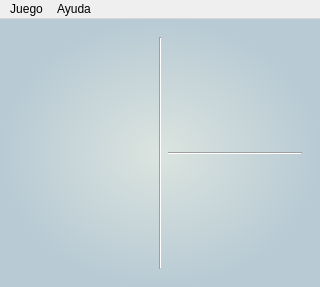
Joscart/Juego-OCA, file mainwindow.ui: the form before one commit.
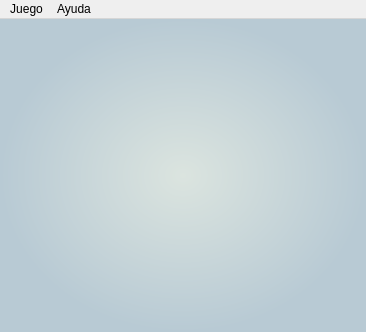
The form after the commit. The open tabs and pages were chosen to show the change. Icons and pictures are not drawn.

The edit to the form file:
```diff
--- a/mainwindow.ui
+++ b/mainwindow.ui
@@ -9,8 +9,8 @@
    <rect>
     <x>0</x>
     <y>0</y>
-    <width>320</width>
-    <height>287</height>
+    <width>366</width>
+    <height>332</height>
    </rect>
   </property>
   <property name="sizePolicy">
@@ -65,7 +65,64 @@
       <property name="currentIndex">
        <number>1</number>
       </property>
-      <widget class="QWidget" name="page"/>
+      <widget class="QWidget" name="Inicio">
+       <layout class="QVBoxLayout" name="verticalLayout_4">
+        <item>
+         <widget class="QLabel" name="lblEasterEgg">
+          <property name="text">
+           <string/>
+          </property>
+         </widget>
+        </item>
+        <item>
+         <spacer name="verticalSpacer">
+          <property name="orientation">
+           <enum>Qt::Vertical</enum>
+          </property>
+          <property name="sizeHint" stdset="0">
+           <size>
+            <width>20</width>
+            <height>167</height>
+           </size>
+          </property>
+         </spacer>
+        </item>
+        <item>
+         <layout class="QHBoxLayout" name="horizontalLayout_2">
+          <item>
+           <widget class="QPushButton" name="btnEasterEgg">
+            <property name="sizePolicy">
+             <sizepolicy hsizetype="Minimum" vsizetype="Minimum">
+              <horstretch>0</horstretch>
+              <verstretch>0</verstretch>
+             </sizepolicy>
+            </property>
+            <property name="text">
+             <string/>
+            </property>
+            <property name="flat">
+             <bool>true</bool>
+            </property>
+           </widget>
+          </item>
+          <item>
+           <spacer name="horizontalSpacer">
+            <property name="orientation">
+             <enum>Qt::Horizontal</enum>
+            </property>
+            <property name="sizeHint" stdset="0">
+             <size>
+              <width>40</width>
+              <height>20</height>
+             </size>
+            </property>
+           </spacer>
+          </item>
+         </layout>
+        </item>
+       </layout>
+      </widget>
+      <widget class="QWidget" name="NuevoJuego"/>
       <widget class="QWidget" name="JuegoOca">
        <property name="minimumSize">
         <size>
@@ -160,7 +217,7 @@
     <rect>
      <x>0</x>
      <y>0</y>
-     <width>320</width>
+     <width>366</width>
      <height>23</height>
     </rect>
    </property>
```
